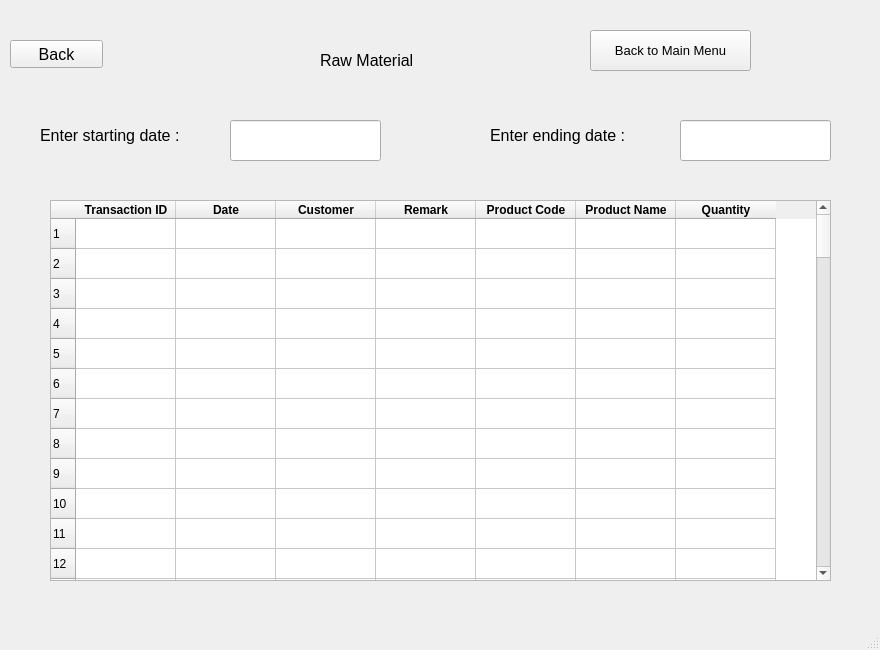
The window that UI/rm_view_by_custom.ui (nilay1221/Inventory_Management) describes before a commit, drawn with Qt 5.
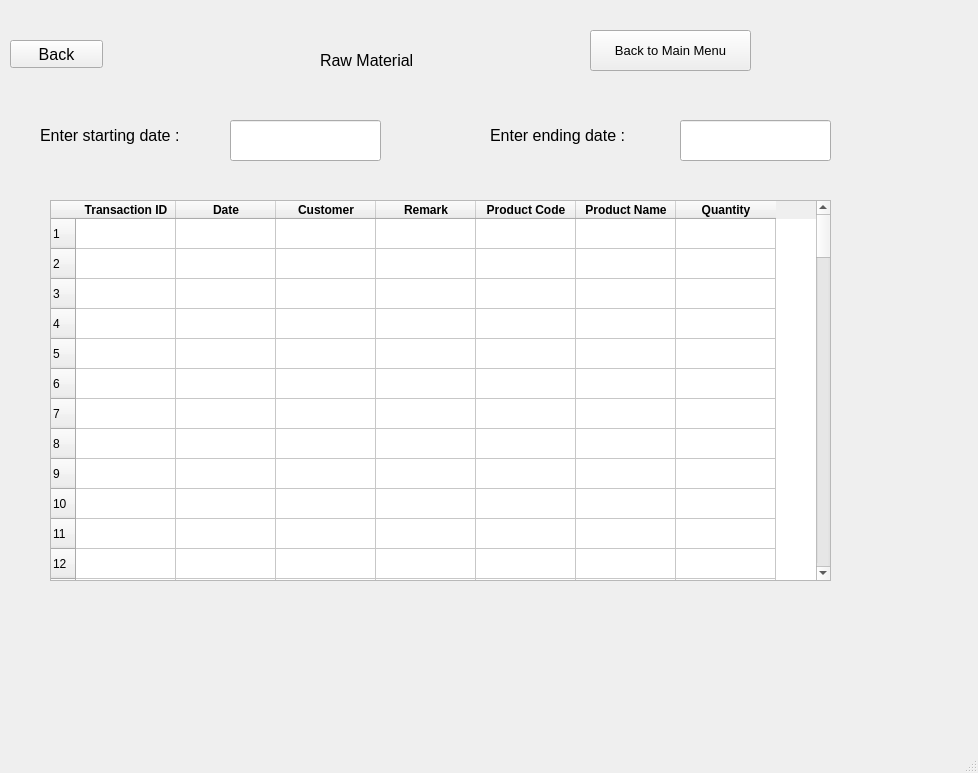
The same window after the commit.

```diff
--- a/UI/rm_view_by_custom.ui
+++ b/UI/rm_view_by_custom.ui
@@ -6,8 +6,8 @@
    <rect>
     <x>0</x>
     <y>0</y>
-    <width>880</width>
-    <height>650</height>
+    <width>978</width>
+    <height>773</height>
    </rect>
   </property>
   <property name="windowTitle">
```
